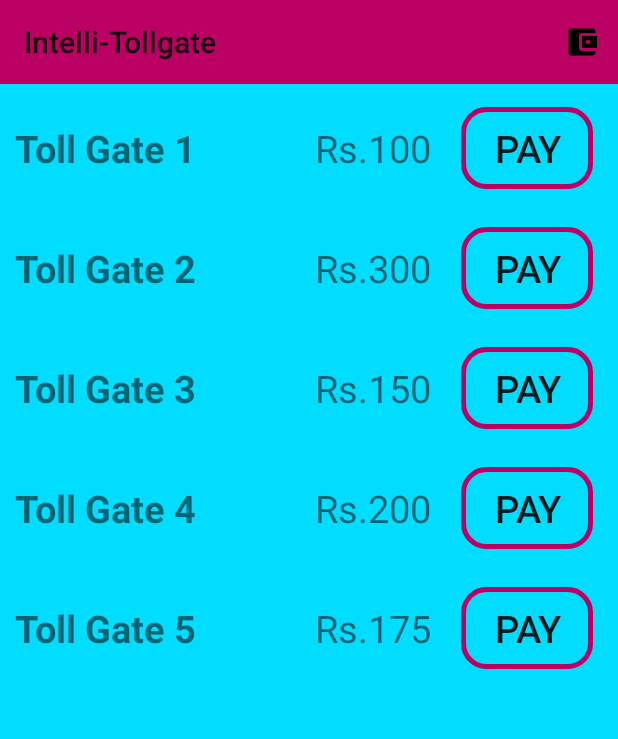
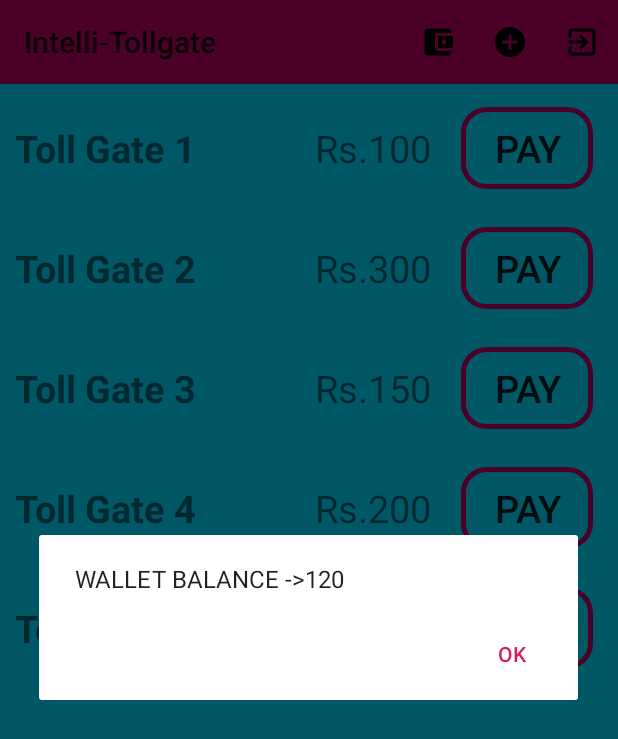
Before and after one commit to kkmhere/Intelli_Tollgate, an Android app: the home screen opened directly, with no data from a screen before it, after a tap on "BALANCE", on a phone screen of 412 x 824 dp. Shown: the top 739 px of the screen. Run offline under Robolectric (Android 15) with nearby library versions, the phone set to English and light mode, and no system bars; our stand-ins replace Firebase (no records; nobody signed in at launch, a user with empty details on screens opened directly).

Commit message:
1.Dialog Boxees Added 2.Money adding feature added

```diff
--- a/app/src/main/java/com/example/intelli_tollgate/home.java
+++ b/app/src/main/java/com/example/intelli_tollgate/home.java
@@ -3,26 +3,48 @@ package com.example.intelli_tollgate;
 import androidx.annotation.NonNull;
 import androidx.appcompat.app.AppCompatActivity;
 import androidx.appcompat.widget.Toolbar;
+
+import android.app.AlertDialog;
+import android.content.DialogInterface;
+import android.content.Intent;
 import android.os.Bundle;
+import android.util.Log;
+import android.view.LayoutInflater;
 import android.view.Menu;
 import android.view.MenuItem;
 import android.view.View;
 import android.widget.Button;
+import android.widget.EditText;
 import android.widget.Toast;
+
+import com.google.firebase.auth.FirebaseAuth;
+import com.google.firebase.auth.FirebaseUser;
+import com.google.firebase.database.DatabaseReference;
+import com.google.firebase.database.FirebaseDatabase;
 
 public class home extends AppCompatActivity {
     Button pay1,pay2,pay3,pay4,pay5;
+    int walletBalance=120;
+    private FirebaseAuth mAuth;
 
+    DatabaseReference myRef;
     @Override
     protected void onCreate(Bundle savedInstanceState) {
         super.onCreate(savedInstanceState);
         setContentView(R.layout.activity_home);
-
+        mAuth = FirebaseAuth.getInstance();
+        FirebaseDatabase database = FirebaseDatabase.getInstance();
+        FirebaseUser user = mAuth.getCurrentUser();
+        myRef = database.getReference("WALLET")
+                .child(user.getUid());
+        myRef.setValue(walletBalance);
         pay1 = findViewById(R.id.pay1);
         pay2 = findViewById(R.id.pay2);
         pay3 = findViewById(R.id.pay3);
         pay4 = findViewById(R.id.pay4);
         pay5 = findViewById(R.id.pay5);
+
+
 
         pay1.setOnClickListener(new View.OnClickListener() {
             @Override
@@ -80,6 +102,46 @@ public class home extends AppCompatActivity {
         {
             case R.id.wallet:
                 Toast.makeText(home.this,"WALLET SELECTED",Toast.LENGTH_SHORT).show();
+                AlertDialog.Builder builder = new AlertDialog.Builder(home.this);
+                builder.setMessage("WALLET BALANCE ->"+walletBalance)
+                        .setPositiveButton("OK", new DialogInterface.OnClickListener() {
+                            public void onClick(DialogInterface dialog, int id) {
+                                // FIRE ZE MISSILES!
+                            }
+                        });
+                AlertDialog dialog = builder.create();
+                dialog.show();
+
+                break;
+            case R.id.addMoney:
+                Toast.makeText(home.this,"ADD MONEY",Toast.LENGTH_SHORT).show();
+                AlertDialog.Builder builder1 = new AlertDialog.Builder(home.this);
+                LayoutInflater inflater = home.this.getLayoutInflater();
+
+                builder1.setView(inflater.inflate(R.layout.mydialog, null))
+                        .setPositiveButton("Add", new DialogInterface.OnClickListener() {
+                            @Override
+                            public void onClick(DialogInterface dialog, int id) {
+
+                                walletBalance=walletBalance+100;
+                                Toast.makeText(home.this,"New Balance="+walletBalance,Toast.LENGTH_LONG).show();
+                                myRef.setValue(walletBalance);
+                            }
+                        })
+                        .setNegativeButton("Cancel", new DialogInterface.OnClickListener() {
+                            public void onClick(DialogInterface dialog, int id) {
+
+                            }
+                        });
+                final AlertDialog dialog1 = builder1.create();
+                dialog1.show();
+                break;
+            case R.id.logout:
+                //Toast.makeText(home.this,"LOGOUT",Toast.LENGTH_SHORT).show();
+                mAuth.signOut();
+                Intent intent=new Intent(home.this,user_login.class);
+                startActivity(intent);
+                break;
         }
         return super.onOptionsItemSelected(item);
     }
--- /dev/null
+++ b/app/src/main/res/drawable/ic_add_circle_black_24dp.xml
@@ -0,0 +1,9 @@
+<vector xmlns:android="http://schemas.android.com/apk/res/android"
+        android:width="24dp"
+        android:height="24dp"
+        android:viewportWidth="24.0"
+        android:viewportHeight="24.0">
+    <path
+        android:fillColor="#FF000000"
+        android:pathData="M12,2C6.48,2 2,6.48 2,12s4.48,10 10,10 10,-4.48 10,-10S17.52,2 12,2zM17,13h-4v4h-2v-4L7,13v-2h4L11,7h2v4h4v2z"/>
+</vector>
--- /dev/null
+++ b/app/src/main/res/drawable/ic_exit_to_app_black_24dp.xml
@@ -0,0 +1,9 @@
+<vector xmlns:android="http://schemas.android.com/apk/res/android"
+        android:width="24dp"
+        android:height="24dp"
+        android:viewportWidth="24.0"
+        android:viewportHeight="24.0">
+    <path
+        android:fillColor="#FF000000"
+        android:pathData="M10.09,15.59L11.5,17l5,-5 -5,-5 -1.41,1.41L12.67,11H3v2h9.67l-2.58,2.59zM19,3H5c-1.11,0 -2,0.9 -2,2v4h2V5h14v14H5v-4H3v4c0,1.1 0.89,2 2,2h14c1.1,0 2,-0.9 2,-2V5c0,-1.1 -0.9,-2 -2,-2z"/>
+</vector>
--- a/app/src/main/res/menu/mymenu.xml
+++ b/app/src/main/res/menu/mymenu.xml
@@ -8,5 +8,20 @@
         android:orderInCategory="1"
         app:showAsAction="always"/>
 
+    <item android:id="@+id/addMoney"
+        android:icon="@drawable/ic_add_circle_black_24dp"
+        android:title="ADD CREDIT"
+        android:orderInCategory="2"
+        app:showAsAction="always"/>
+
+    <item android:id="@+id/logout"
+        android:icon="@drawable/ic_exit_to_app_black_24dp"
+        android:title="Logout"
+        android:orderInCategory="3"
+        app:showAsAction="always"/>
+
+
+
+
 
 </menu>
```
Also changed, not shown: app/src/main/res/layout/mydialog.xml (added, +23 -0 lines).
